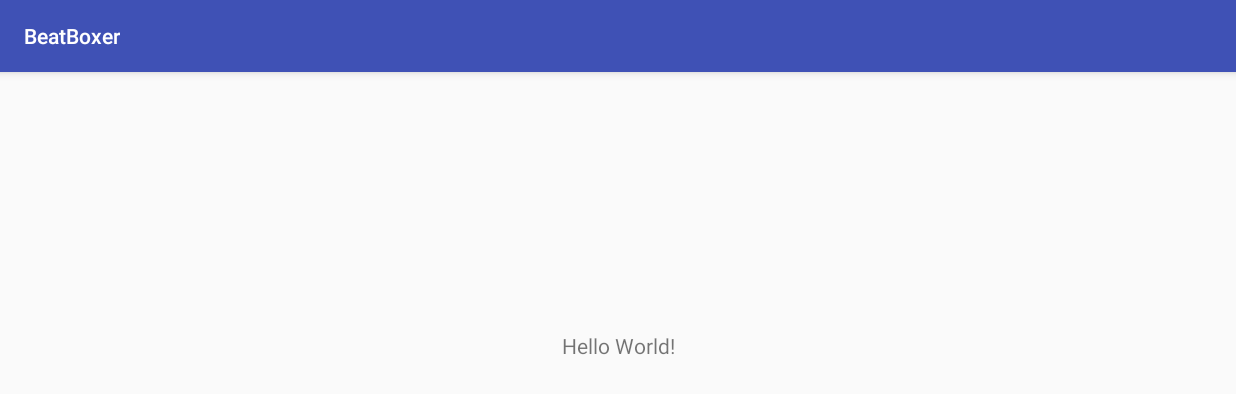
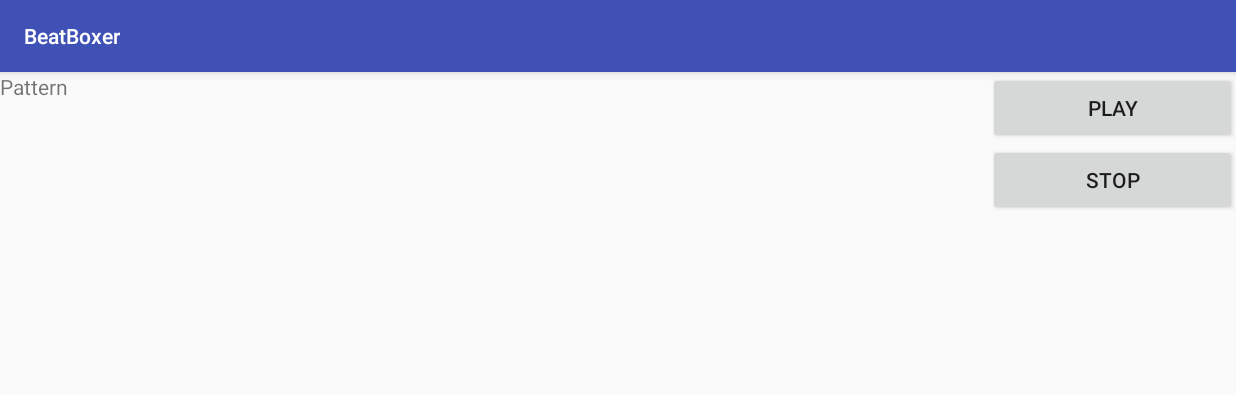
Before and after one commit to glnosg/BeatBoxer, an Android app: the screen it shows after launch (MainActivity), on a phone screen of 824 x 412 dp (held sideways). Shown: the top 394 px of the screen. Run offline under Robolectric (Android 15) with nearby library versions, the phone set to English and light mode, and no system bars.

Commit message:
Add MusicPattern fragment, and ControlPanel fragment

```diff
--- a/app/src/main/java/com/glnosg/beatboxer/ControlPanelFragment.java
+++ b/app/src/main/java/com/glnosg/beatboxer/ControlPanelFragment.java
@@ -1,8 +1,21 @@
 package com.glnosg.beatboxer;
+
+import android.app.Fragment;
+import android.os.Bundle;
+import android.view.LayoutInflater;
+import android.view.View;
+import android.view.ViewGroup;
 
 /**
  * Created by pawel on 07.10.17.
  */
 
-public class ControlPanelFragment {
+public class ControlPanelFragment extends Fragment {
+
+    @Override
+    public View onCreateView(LayoutInflater inflater, ViewGroup container, Bundle savedInstanceState) {
+
+        View view = inflater.inflate(R.layout.fragment_control_panel, container, false);
+        return view;
+    }
 }
--- a/app/src/main/java/com/glnosg/beatboxer/MusicPatternFragment.java
+++ b/app/src/main/java/com/glnosg/beatboxer/MusicPatternFragment.java
@@ -1,8 +1,21 @@
 package com.glnosg.beatboxer;
+
+import android.app.Fragment;
+import android.os.Bundle;
+import android.view.LayoutInflater;
+import android.view.View;
+import android.view.ViewGroup;
 
 /**
  * Created by pawel on 07.10.17.
  */
 
-public class MusicPatternFragment {
+public class MusicPatternFragment extends Fragment{
+
+    @Override
+    public View onCreateView(LayoutInflater inflater, ViewGroup container, Bundle savedInstanceState) {
+
+        View view = inflater.inflate(R.layout.fragment_music_pattern, container, false);
+        return view;
+    }
 }
--- a/app/src/main/res/layout/activity_main.xml
+++ b/app/src/main/res/layout/activity_main.xml
@@ -1,18 +1,24 @@
 <?xml version="1.0" encoding="utf-8"?>
-<android.support.constraint.ConstraintLayout xmlns:android="http://schemas.android.com/apk/res/android"
-    xmlns:app="http://schemas.android.com/apk/res-auto"
+<LinearLayout xmlns:android="http://schemas.android.com/apk/res/android"
     xmlns:tools="http://schemas.android.com/tools"
     android:layout_width="match_parent"
     android:layout_height="match_parent"
-    tools:context="com.glnosg.beatboxer.MainActivity">
+    android:orientation="horizontal">
 
-    <TextView
-        android:layout_width="wrap_content"
-        android:layout_height="wrap_content"
-        android:text="Hello World!"
-        app:layout_constraintBottom_toBottomOf="parent"
-        app:layout_constraintLeft_toLeftOf="parent"
-        app:layout_constraintRight_toRightOf="parent"
-        app:layout_constraintTop_toTopOf="parent" />
+    <fragment
+        android:id="@+id/music_pattern_frafment"
+        android:layout_width="0dp"
+        android:layout_height="match_parent"
+        android:layout_weight="4"
+        class="com.glnosg.beatboxer.MusicPatternFragment">
+    </fragment>
 
-</android.support.constraint.ConstraintLayout>
+    <fragment
+        android:id="@+id/control_panel_frafment"
+        android:layout_width="0dp"
+        android:layout_height="match_parent"
+        android:layout_weight="1"
+        class="com.glnosg.beatboxer.ControlPanelFragment">
+    </fragment>
+
+</LinearLayout>
--- a/app/src/main/res/layout/fragment_control_panel.xml
+++ b/app/src/main/res/layout/fragment_control_panel.xml
@@ -1,6 +1,21 @@
 <?xml version="1.0" encoding="utf-8"?>
 <LinearLayout xmlns:android="http://schemas.android.com/apk/res/android"
-    android:orientation="vertical" android:layout_width="match_parent"
-    android:layout_height="match_parent">
+    android:layout_width="match_parent"
+    android:layout_height="match_parent"
+    android:orientation="vertical">
+
+    <Button
+        android:id="@+id/play_button"
+        android:layout_width="match_parent"
+        android:layout_height="wrap_content"
+        android:padding="10dp"
+        android:text="Play"/>
+
+    <Button
+        android:id="@+id/stop_button"
+        android:layout_width="match_parent"
+        android:layout_height="wrap_content"
+        android:padding="10dp"
+        android:text="Stop"/>
 
 </LinearLayout>
--- a/app/src/main/res/layout/fragment_music_pattern.xml
+++ b/app/src/main/res/layout/fragment_music_pattern.xml
@@ -1,6 +1,12 @@
 <?xml version="1.0" encoding="utf-8"?>
 <LinearLayout xmlns:android="http://schemas.android.com/apk/res/android"
-    android:orientation="vertical" android:layout_width="match_parent"
-    android:layout_height="match_parent">
+    android:layout_width="match_parent"
+    android:layout_height="match_parent"
+    android:orientation="vertical">
+
+    <TextView
+        android:layout_width="match_parent"
+        android:layout_height="match_parent"
+        android:text="Pattern"/>
 
 </LinearLayout>
```
